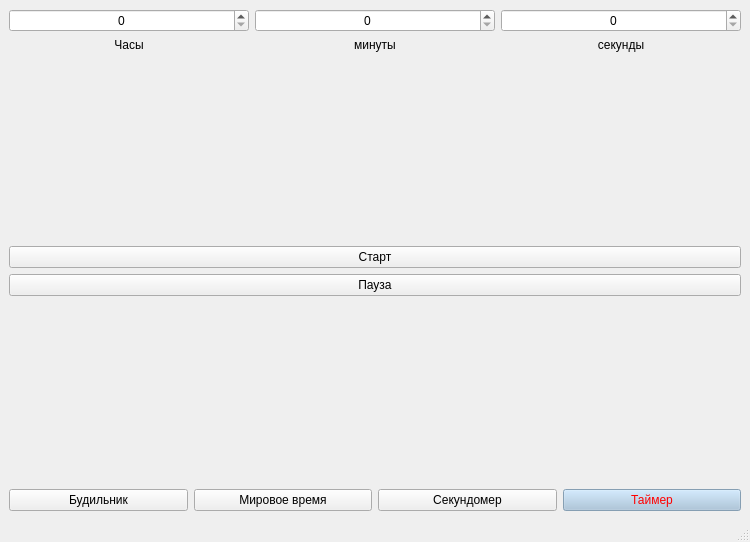
Above: designs/timerdes.ui from SlavicSandwich/TheChasi before the change. Below: the same form after it.
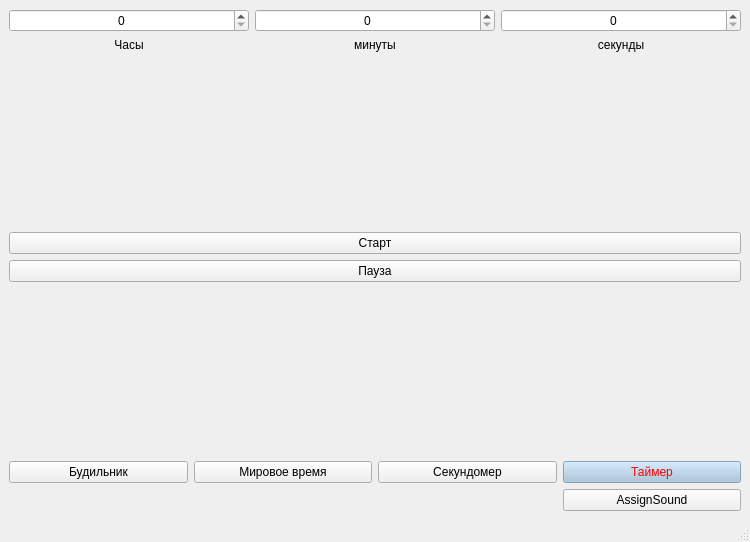
That is the form after the change.

Diff of the .ui file:
```diff
--- a/designs/timerdes.ui
+++ b/designs/timerdes.ui
@@ -168,6 +168,13 @@
       </property>
      </widget>
     </item>
+    <item row="6" column="3">
+     <widget class="QPushButton" name="AssignSound">
+      <property name="text">
+       <string>AssignSound</string>
+      </property>
+     </widget>
+    </item>
    </layout>
   </widget>
   <widget class="QMenuBar" name="menubar">
```
Left out of the diff: 166 changed lines with no effect on the pictures.
